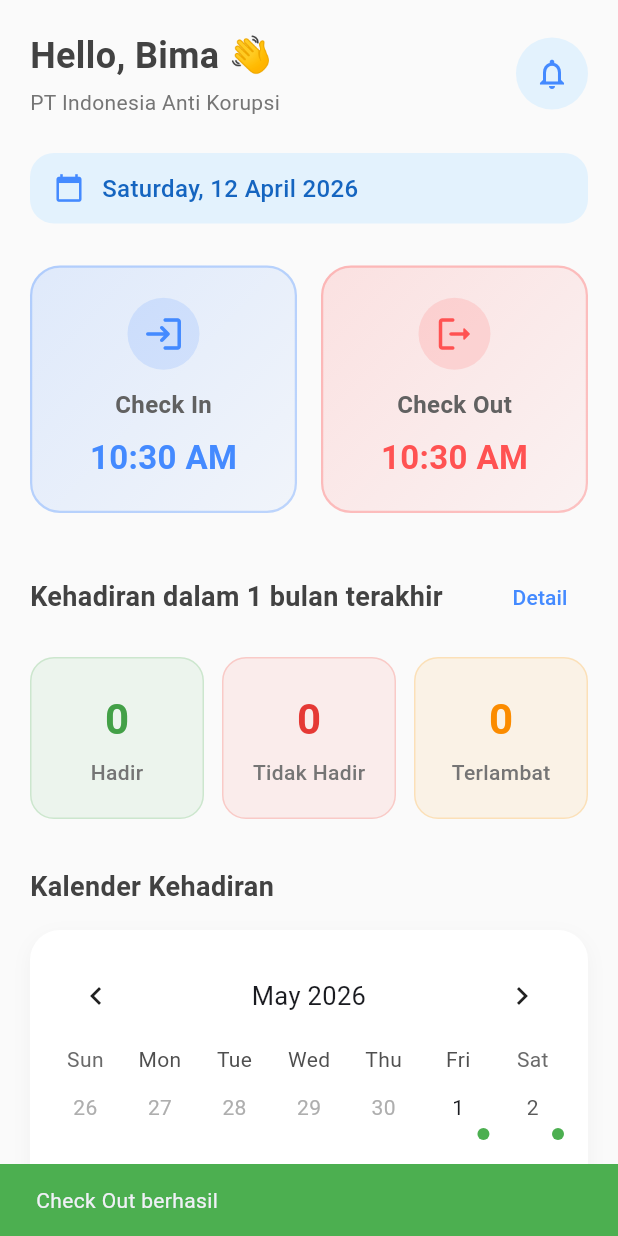
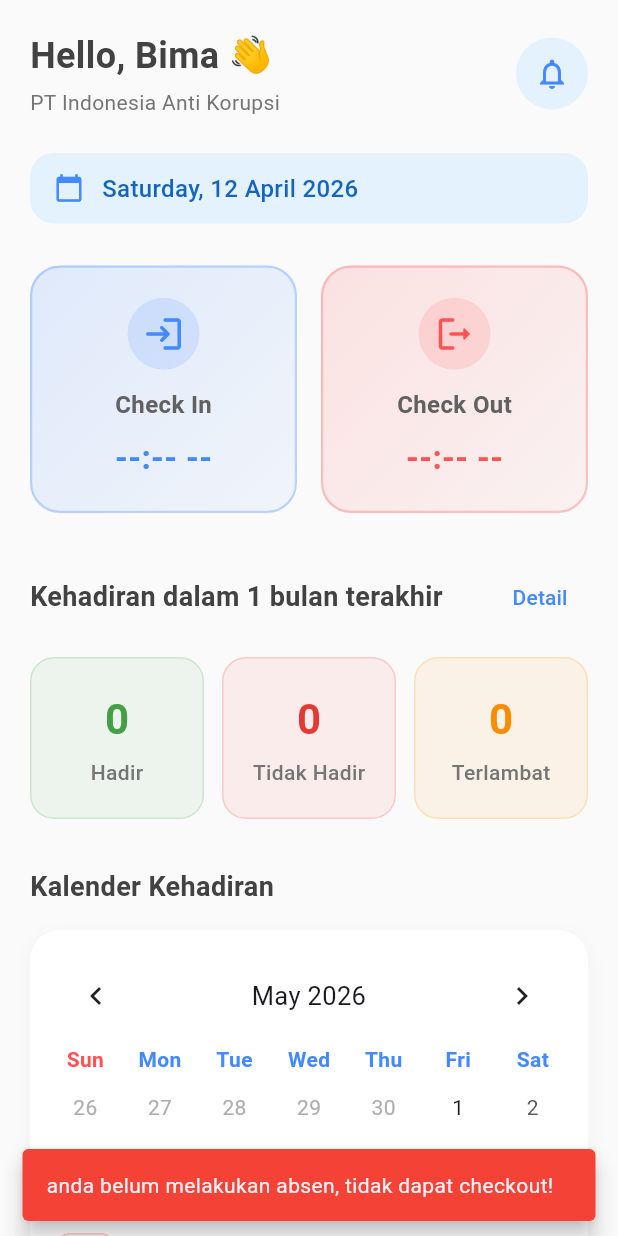
Before and after one commit to fikrirafim/attendify, a Flutter app: the HomePage screen opened directly, after a tap on "Check Out", on a phone screen of 412 x 824 dp. Run offline on Flutter 3.47's test engine with Material 3 defaults, Android fonts, the phone set to English and light mode, and no system bars; drawn by our look-alikes of table_calendar; our stand-ins replace camera, cloud_firestore, firebase_core, geolocator; accounts and stored records are empty.

Commit message:
update kalender, aktivitas terbaru & blokir checkout sebelum checkin

```diff
--- a/lib/home_page.dart
+++ b/lib/home_page.dart
@@ -3,6 +3,7 @@
 import 'package:table_calendar/table_calendar.dart';
 import 'package:cloud_firestore/cloud_firestore.dart';
 import 'history_page.dart';
+import 'services/holiday_service.dart';
 
 class HomePage extends StatelessWidget {
   const HomePage({super.key});
@@ -352,13 +353,22 @@
     final DateTime firstDay = DateTime(focusedDay.year, focusedDay.month - 3, 1);
     final DateTime lastDay = DateTime(focusedDay.year, focusedDay.month + 3, 0);
 
-    // Example event markers using the same sample sets as before
+    // We'll stream cached holidays from Firestore using HolidayService
+    final holidayService = HolidayService(''); // API key not needed for reading cached Firestore
+
+    return Padding(
+      padding: const EdgeInsets.all(12.0),
+      child: StreamBuilder<List<DateTime>>(
+        stream: holidayService.streamCachedHolidays('indonesia', focusedDay.year),
+        builder: (context, snap) {
+          final holidays = snap.data ?? <DateTime>[];
+          final holidayDates = holidays.where((d) => d.month == focusedDay.month).map((d) => d.day).toSet();
+
+          Map<DateTime, List<dynamic>> events = {};
+          // keep previous sample events for demonstration (optional)
           final Set<int> presentDays = {1, 2, 3, 4, 5, 8, 9, 10, 11, 12, 15, 16, 17, 18, 19, 22, 23, 24, 25, 26, 29, 30};
           final Set<int> lateDays = {7, 14};
           final Set<int> absentDays = {6, 13, 20, 21, 27, 28};
-
-    Map<DateTime, List<dynamic>> events = {};
-    // populate events for current month
           for (int d = 1; d <= 31; d++) {
             try {
               final date = DateTime(focusedDay.year, focusedDay.month, d);
@@ -367,14 +377,10 @@
               if (lateDays.contains(d)) list.add({'type': 'late'});
               if (absentDays.contains(d)) list.add({'type': 'absent'});
               if (list.isNotEmpty) events[date] = list;
-      } catch (_) {
-        // ignore invalid dates
-      }
+            } catch (_) {}
           }
 
-    return Padding(
-      padding: const EdgeInsets.all(12.0),
-      child: TableCalendar<dynamic>(
+          return TableCalendar<dynamic>(
             firstDay: firstDay,
             lastDay: lastDay,
             focusedDay: focusedDay,
@@ -382,30 +388,47 @@
             headerStyle: const HeaderStyle(formatButtonVisible: false, titleCentered: true),
             calendarStyle: CalendarStyle(
               todayDecoration: BoxDecoration(color: Colors.blueAccent, shape: BoxShape.circle),
-          markerDecoration: BoxDecoration(shape: BoxShape.circle),
             ),
             eventLoader: (day) {
               return events[DateTime(day.year, day.month, day.day)] ?? [];
             },
             calendarBuilders: CalendarBuilders(
-          markerBuilder: (context, date, eventsForDay) {
-            if (eventsForDay.isEmpty) return const SizedBox.shrink();
-            final types = eventsForDay.map((e) => e['type']).toSet();
-            Color color = Colors.green;
-            if (types.contains('absent')) {
-              color = Colors.red;
-            } else if (types.contains('late')) color = Colors.orange;
-            return Positioned(
-              bottom: 4,
-              right: 4,
-              child: Container(
-                width: 8,
-                height: 8,
-                decoration: BoxDecoration(color: color, shape: BoxShape.circle),
+              dowBuilder: (context, day) {
+                final labels = ['Mon', 'Tue', 'Wed', 'Thu', 'Fri', 'Sat', 'Sun'];
+                final text = labels[day.weekday - 1];
+                final isSunday = day.weekday == DateTime.sunday;
+                return Center(
+                  child: Text(
+                    text,
+                    style: TextStyle(fontWeight: FontWeight.bold, color: isSunday ? Colors.redAccent : Colors.blueAccent),
                   ),
                 );
               },
+              defaultBuilder: (context, date, focusedDayParam) {
+                final isSunday = date.weekday == DateTime.sunday;
+                final isExtraHoliday = date.month == focusedDay.month && holidayDates.contains(date.day);
+                if (isSunday || isExtraHoliday) {
+                  return Container(
+                    margin: const EdgeInsets.all(6),
+                    decoration: BoxDecoration(
+                      color: Colors.red.withOpacity(0.06),
+                      borderRadius: BorderRadius.circular(8),
+                      border: Border.all(color: Colors.redAccent.withOpacity(0.25)),
                     ),
+                    child: Center(
+                      child: Text(
+                        date.day.toString(),
+                        style: TextStyle(color: Colors.redAccent, fontWeight: FontWeight.w700),
+                      ),
+                    ),
+                  );
+                }
+                return null;
+              },
+              markerBuilder: (context, date, eventsForDay) => const SizedBox.shrink(),
+            ),
+          );
+        },
       ),
     );
   }
@@ -437,11 +460,49 @@
             ),
           ),
           const SizedBox(height: 12),
-          _buildActivityItem('Check In', '08:02 AM', '12 April 2026', Icons.login, Colors.green),
-          const Divider(),
-          _buildActivityItem('Check Out', '05:30 PM', '11 April 2026', Icons.logout, Colors.red),
-          const Divider(),
-          _buildActivityItem('Terlambat', '08:20 AM', '10 April 2026', Icons.access_time, Colors.orange),
+          StreamBuilder<QuerySnapshot<Map<String, dynamic>>>(
+            stream: FirebaseFirestore.instance.collection('absensi').orderBy('waktu_absen', descending: true).limit(5).snapshots(),
+            builder: (context, snapshot) {
+              if (snapshot.connectionState == ConnectionState.waiting) {
+                return const Center(child: CircularProgressIndicator());
+              }
+              final docs = snapshot.data?.docs ?? [];
+              if (docs.isEmpty) {
+                return Padding(
+                  padding: const EdgeInsets.symmetric(vertical: 12),
+                  child: Text('Belum ada aktivitas.', style: TextStyle(color: Colors.grey[600])),
+                );
+              }
+
+              return Column(
+                children: List.generate(docs.length * 2 - 1, (i) {
+                  final idx = i ~/ 2;
+                  if (i.isOdd) return const Divider();
+                  final data = docs[idx].data();
+                  final status = (data['status'] ?? 'Aktivitas').toString();
+                  final waktu = (data['waktu_absen'] ?? '').toString();
+                  String timeText = '--:-- --';
+                  try {
+                    if (waktu.isNotEmpty) {
+                      timeText = TimeOfDay.fromDateTime(DateTime.parse(waktu)).format(context);
+                    }
+                  } catch (_) {}
+
+                  IconData icon = Icons.check_circle;
+                  MaterialColor color = Colors.green;
+                  if (status.toLowerCase().contains('out')) {
+                    icon = Icons.logout;
+                    color = Colors.red;
+                  } else if (status.toLowerCase().contains('terlambat') || status.toLowerCase().contains('telat')) {
+                    icon = Icons.access_time;
+                    color = Colors.orange;
+                  }
+
+                  return _buildActivityItem(status, timeText, waktu, icon, color);
+                }),
+              );
+            },
+          ),
         ],
       ),
     );
@@ -496,8 +557,35 @@
   }
 
   Future<void> _performCheckOut(BuildContext context) async {
-    // Simple checkout writer: creates a new absensi doc with status 'Check Out'
+    // Prevent checkout if user hasn't checked in today.
     try {
+      final todayStart = DateTime.now().toIso8601String().split('T').first;
+      final query = await FirebaseFirestore.instance
+          .collection('absensi')
+          .where('waktu_absen', isGreaterThanOrEqualTo: todayStart)
+          .get();
+
+      bool hasCheckIn = false;
+      for (final doc in query.docs) {
+        final status = (doc.data()['status'] ?? '').toString().toLowerCase();
+        if (status.contains('hadir')) {
+          hasCheckIn = true;
+          break;
+        }
+      }
+
+      if (!hasCheckIn) {
+        // show floating warning and do not proceed
+        ScaffoldMessenger.of(context).showSnackBar(const SnackBar(
+          content: Text('anda belum melakukan absen, tidak dapat checkout!'),
+          backgroundColor: Colors.red,
+          behavior: SnackBarBehavior.floating,
+          duration: Duration(seconds: 4),
+        ));
+        return;
+      }
+
+      // proceed with checkout
       showDialog(
         context: context,
         barrierDismissible: false,
@@ -512,15 +600,11 @@
         'status': 'Check Out',
       });
 
-      if (context.mounted) {
       Navigator.pop(context);
       ScaffoldMessenger.of(context).showSnackBar(const SnackBar(content: Text('Check Out berhasil'), backgroundColor: Colors.green));
-      }
     } catch (e) {
-      if (context.mounted) {
       Navigator.pop(context);
       ScaffoldMessenger.of(context).showSnackBar(SnackBar(content: Text('Gagal Check Out: $e'), backgroundColor: Colors.red));
     }
   }
 }
-}
--- a/pubspec.yaml
+++ b/pubspec.yaml
@@ -32,6 +32,7 @@
     sdk: flutter
 
   table_calendar: ^3.0.8
+  http: ^0.13.7
 
   # The following adds the Cupertino Icons font to your application.
   # Use with the CupertinoIcons class for iOS style icons.
```
Also changed, not shown: lib/services/holiday_service.dart (added, +65 -0 lines), pubspec.lock. Lines whose indentation alone changed are shown as unchanged.
